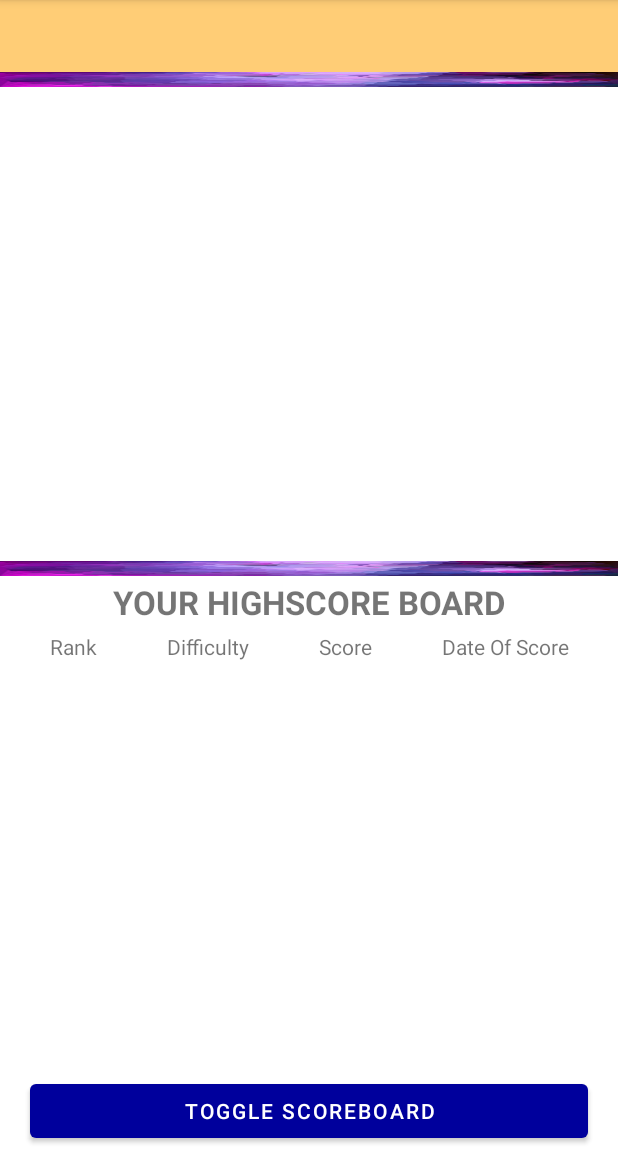
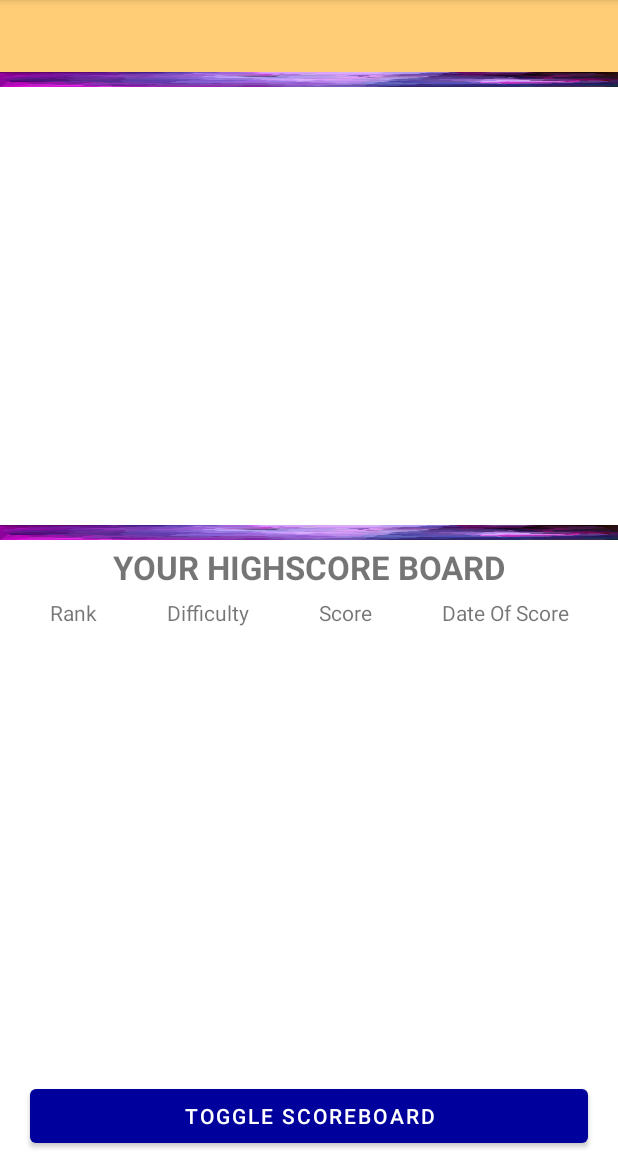
Before and after one commit to yuon11/GamehouseGallery, an Android app: the screen it shows after launch once a user with an empty profile is signed in (HomeActivity), on a phone screen of 412 x 824 dp, the part 84-1236 px from its top. Run offline under Robolectric (Android 15) with nearby library versions, the phone set to English and light mode, and no system bars; our stand-ins replace Firebase (no records; nobody signed in at launch, a user with empty details on screens opened directly), Picasso.

Commit message:
Working scoreboard - must fix some formatting

```diff
--- a/app/src/main/res/layout/fragment_home_game.xml
+++ b/app/src/main/res/layout/fragment_home_game.xml
@@ -9,14 +9,14 @@
         android:id="@+id/main_home_game_layout"
         android:layout_width="match_parent"
         android:layout_height="match_parent"
-        android:weightSum="2"
-        android:orientation="vertical"
-        android:scrollbars="vertical">
+        android:weightSum="4"
+        android:orientation="vertical">
         <androidx.constraintlayout.widget.ConstraintLayout
             android:id="@+id/home_pager_container"
             android:layout_width="match_parent"
             android:layout_height="match_parent"
-            android:layout_weight="1">
+            app:layout_constraintBottom_toTopOf="@id/home_score_fragment_container"
+            android:layout_weight="2">
             <com.google.android.material.tabs.TabLayout
                 app:layout_constraintTop_toTopOf="parent"
                 android:layout_width="match_parent"
@@ -53,7 +53,8 @@
             android:layout_width="match_parent"
             android:layout_height="match_parent"
             android:orientation="vertical"
-            android:layout_weight="1">
+            app:layout_constraintTop_toBottomOf="@id/home_pager_container"
+            android:layout_weight="2">
             <LinearLayout
                 android:layout_width="match_parent"
                 android:layout_height="match_parent"
@@ -80,6 +81,7 @@
                     android:orientation="vertical"
                     android:layout_marginLeft="10dp"
                     android:layout_marginRight="10dp"
+                    app:layout_constraintBottom_toBottomOf="parent"
                     app:layout_constraintTop_toBottomOf="@id/grid_name"
                     app:layout_constraintLeft_toLeftOf="parent"
                     app:layout_constraintRight_toRightOf="parent"
@@ -127,15 +129,16 @@
                         android:layout_column="0"
                         android:layout_columnSpan="4"/>
                 </GridLayout>
-                <Button
-                    android:id="@+id/toggle_highscore_grid"
-                    android:layout_width="match_parent"
-                    android:layout_height="wrap_content"
-                    android:text="Toggle Scoreboard"
-                    android:layout_marginLeft="20dp"
-                    android:layout_marginRight="20dp"
-                    app:layout_constraintTop_toBottomOf="@id/home_score_fragment_container"/>
+
                 </LinearLayout>
             </LinearLayout>
+        <Button
+            android:id="@+id/toggle_highscore_grid"
+            android:layout_width="match_parent"
+            android:layout_height="wrap_content"
+            android:text="Toggle Scoreboard"
+            android:layout_marginLeft="20dp"
+            android:layout_marginRight="20dp"
+            app:layout_constraintBottom_toBottomOf="@id/home_score_fragment_container"/>
         </LinearLayout>
 </FrameLayout>
```
